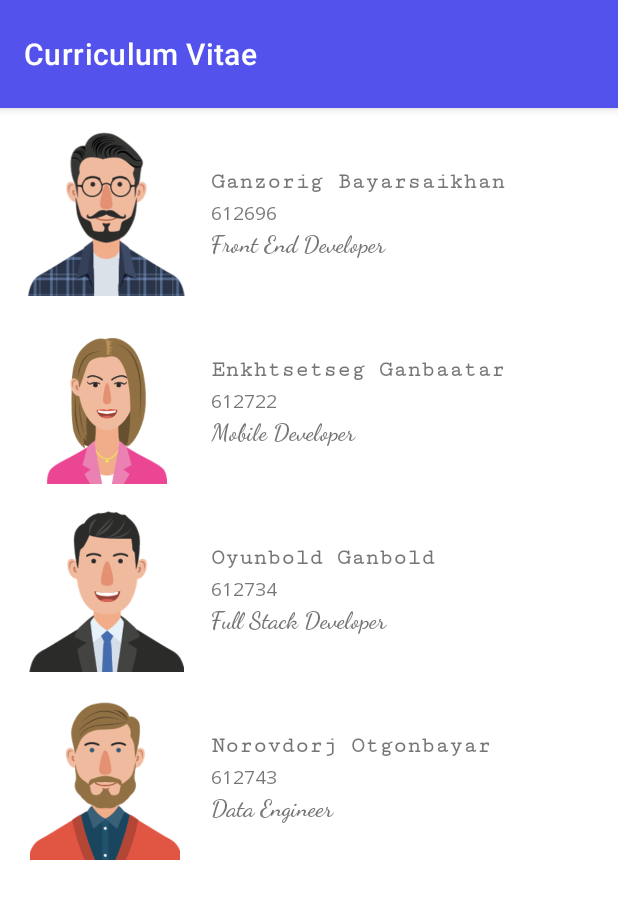
After one commit to ganzorig/CVApp, an Android app: the ActivityAbout screen opened directly, with no data from a screen before it, on a phone screen of 412 x 824 dp. The commit adds this screen. Shown: the top 899 px of the screen. Run offline under Robolectric (Android 15) with nearby library versions, the phone set to English and light mode, and no system bars.

Commit message:
Added about page

```diff
--- a/app/src/main/AndroidManifest.xml
+++ b/app/src/main/AndroidManifest.xml
@@ -19,6 +19,10 @@
             android:exported="true">
         </activity>
         <activity
+            android:name=".ActivityAbout"
+            android:exported="true">
+        </activity>
+        <activity
             android:name=".LoginActivity"
             android:exported="true"
             android:theme="@style/Theme.AppCompat.DayNight.NoActionBar">
--- /dev/null
+++ b/app/src/main/java/com/miu/curriculumvitae/ActivityAbout.kt
@@ -0,0 +1,11 @@
+package com.miu.curriculumvitae
+
+import androidx.appcompat.app.AppCompatActivity
+import android.os.Bundle
+
+class ActivityAbout : AppCompatActivity() {
+    override fun onCreate(savedInstanceState: Bundle?) {
+        super.onCreate(savedInstanceState)
+        setContentView(R.layout.activity_about)
+    }
+}
--- a/app/src/main/java/com/miu/curriculumvitae/MainActivity.kt
+++ b/app/src/main/java/com/miu/curriculumvitae/MainActivity.kt
@@ -1,6 +1,7 @@
 package com.miu.curriculumvitae
 
 import android.content.Context
+import android.content.Intent
 import androidx.appcompat.app.AppCompatActivity
 import android.os.Bundle
 import android.view.Menu
@@ -46,6 +47,7 @@ class MainActivity : AppCompatActivity() {
     override fun onOptionsItemSelected(item: MenuItem): Boolean {
         when(item.itemId) {
             R.id.m1 -> {
+                startActivity(Intent(this, ActivityAbout::class.java))
                 Toast.makeText(applicationContext, item.title, Toast.LENGTH_SHORT).show()
                 return true;
             }
--- /dev/null
+++ b/app/src/main/res/layout/activity_about.xml
@@ -0,0 +1,248 @@
+<?xml version="1.0" encoding="utf-8"?>
+<androidx.constraintlayout.widget.ConstraintLayout
+    xmlns:android="http://schemas.android.com/apk/res/android"
+    xmlns:tools="http://schemas.android.com/tools"
+    xmlns:app="http://schemas.android.com/apk/res-auto"
+
+    android:layout_width="match_parent"
+    android:layout_height="match_parent"
+
+    tools:context=".ActivityAbout">
+
+    <LinearLayout
+        android:layout_width="match_parent"
+        android:layout_height="match_parent"
+        android:orientation="vertical"
+
+        android:gravity="top"
+        android:padding="15dp"
+        app:layout_constraintEnd_toEndOf="parent"
+        app:layout_constraintStart_toStartOf="parent"
+        app:layout_constraintTop_toTopOf="parent">
+
+
+        <LinearLayout
+            android:layout_width="match_parent"
+            android:layout_height="wrap_content"
+            android:gravity="center"
+            android:layout_marginBottom="15dp"
+            android:orientation="horizontal">
+
+
+            <ImageView
+                android:id="@+id/g_pic"
+                android:layout_width="110dp"
+                android:layout_height="110dp"
+                android:shape="ring"
+                android:scaleType="centerInside"
+                app:srcCompat="@drawable/ganzo" />
+
+            <LinearLayout
+                android:layout_width="match_parent"
+                android:layout_height="wrap_content"
+                android:layout_gravity="center"
+                android:orientation="vertical"
+                android:padding="15dp">
+
+
+                <TextView
+                    android:id="@+id/g_text1"
+                    android:layout_width="match_parent"
+                    android:layout_height="wrap_content"
+                    android:fontFamily="serif-monospace"
+                    android:textSize="15dp"
+                    android:textStyle="bold"
+                    android:text="@string/student_G" />
+
+                <TextView
+                    android:id="@+id/g_text2"
+                    android:layout_width="match_parent"
+                    android:layout_height="wrap_content"
+                    android:fontFamily="monospace"
+                    android:layout_marginTop="3dp"
+                    android:layout_marginBottom="3dp"
+                    android:textSize="12dp"
+                    android:textStyle="normal"
+                    android:text="@string/student_G_id" />
+
+                <TextView
+                    android:id="@+id/g_text3"
+                    android:layout_width="match_parent"
+                    android:layout_height="wrap_content"
+                    android:fontFamily="cursive"
+                    android:textSize="15dp"
+                    android:textStyle="bold"
+                    android:text="@string/student_G_title" />
+
+            </LinearLayout>
+
+        </LinearLayout>
+
+        <LinearLayout
+            android:layout_width="match_parent"
+            android:layout_height="wrap_content"
+            android:gravity="center"
+            android:layout_marginBottom="15dp"
+            android:orientation="horizontal">
+
+
+            <ImageView
+                android:id="@+id/e_pic"
+                android:layout_width="110dp"
+                android:layout_height="110dp"
+                android:scaleType="centerInside"
+                app:srcCompat="@drawable/enkhee" />
+
+            <LinearLayout
+                android:layout_width="match_parent"
+                android:layout_height="wrap_content"
+                android:layout_gravity="center"
+                android:orientation="vertical"
+                android:padding="15dp">
+
+
+                <TextView
+                    android:id="@+id/e_text1"
+                    android:layout_width="match_parent"
+                    android:layout_height="wrap_content"
+                    android:fontFamily="serif-monospace"
+                    android:textSize="15dp"
+                    android:textStyle="bold"
+                    android:text="@string/student_E" />
+
+                <TextView
+                    android:id="@+id/e_text2"
+                    android:layout_width="match_parent"
+                    android:layout_height="match_parent"
+                    android:fontFamily="monospace"
+                    android:layout_marginTop="3dp"
+                    android:layout_marginBottom="3dp"
+                    android:textSize="12dp"
+                    android:textStyle="normal"
+                    android:text="@string/student_E_id" />
+
+                <TextView
+                    android:id="@+id/e_text3"
+                    android:layout_width="match_parent"
+                    android:layout_height="wrap_content"
+                    android:fontFamily="cursive"
+                    android:textSize="15dp"
+                    android:textStyle="bold"
+                    android:text="@string/student_E_title" />
+
+            </LinearLayout>
+
+        </LinearLayout>
+        <LinearLayout
+            android:layout_width="match_parent"
+            android:layout_marginBottom="15dp"
+            android:layout_height="wrap_content"
+            android:gravity="center"
+            android:orientation="horizontal">
+
+
+            <ImageView
+                android:id="@+id/b_pic"
+                android:layout_width="110dp"
+                android:layout_height="110dp"
+                android:scaleType="centerInside"
+                app:srcCompat="@drawable/bold" />
+
+            <LinearLayout
+                android:layout_width="match_parent"
+                android:layout_height="wrap_content"
+                android:layout_gravity="center"
+                android:orientation="vertical"
+                android:padding="15dp">
+
+
+                <TextView
+                    android:id="@+id/b_text1"
+                    android:layout_width="match_parent"
+                    android:layout_height="wrap_content"
+                    android:fontFamily="serif-monospace"
+                    android:textSize="15dp"
+                    android:textStyle="bold"
+                    android:text="@string/student_B" />
+
+                <TextView
+                    android:id="@+id/b_text2"
+                    android:layout_width="match_parent"
+                    android:layout_height="wrap_content"
+                    android:fontFamily="monospace"
+                    android:layout_marginTop="3dp"
+                    android:layout_marginBottom="3dp"
+                    android:textSize="12dp"
+                    android:textStyle="normal"
+                    android:text="@string/student_B_id" />
+
+                <TextView
+                    android:id="@+id/b_text3"
+                    android:layout_width="match_parent"
+                    android:layout_height="wrap_content"
+                    android:fontFamily="cursive"
+                    android:textSize="15dp"
+                    android:textStyle="bold"
+                    android:text="@string/student_B_title" />
+
+            </LinearLayout>
+
+        </LinearLayout>
+        <LinearLayout
+            android:layout_width="match_parent"
+            android:layout_height="wrap_content"
+            android:gravity="center"
+            android:orientation="horizontal">
+
+
+            <ImageView
+                android:id="@+id/n_pic"
+                android:layout_width="110dp"
+                android:layout_height="110dp"
+                android:scaleType="centerInside"
+                app:srcCompat="@drawable/noro" />
+
+            <LinearLayout
+                android:layout_width="match_parent"
+                android:layout_height="wrap_content"
+                android:layout_gravity="center"
+                android:orientation="vertical"
+                android:padding="15dp">
+
+
+                <TextView
+                    android:id="@+id/n_text1"
+                    android:layout_width="match_parent"
+                    android:layout_height="wrap_content"
+                    android:fontFamily="serif-monospace"
+                    android:textSize="15dp"
+                    android:textStyle="bold"
+                    android:text="@string/student_N" />
+
+                <TextView
+                    android:id="@+id/n_text2"
+                    android:layout_width="match_parent"
+                    android:layout_height="wrap_content"
+                    android:fontFamily="monospace"
+                    android:layout_marginTop="3dp"
+                    android:layout_marginBottom="3dp"
+                    android:textSize="12dp"
+                    android:textStyle="normal"
+                    android:text="@string/student_N_id" />
+
+                <TextView
+                    android:id="@+id/n_text3"
+                    android:layout_width="match_parent"
+                    android:layout_height="wrap_content"
+                    android:text="@string/student_N_title"
+                    android:fontFamily="cursive"
+                    android:textSize="15dp"
+                    android:textStyle="bold"/>
+
+            </LinearLayout>
+
+        </LinearLayout>
+    </LinearLayout>
+
+
+</androidx.constraintlayout.widget.ConstraintLayout>
--- a/app/src/main/res/values/strings.xml
+++ b/app/src/main/res/values/strings.xml
@@ -16,4 +16,23 @@
     <string name="str_educations">Education backgrounds</string>
     <string name="str_weaknesses">Weaknesses</string>
     <string name="str_strengths">Strengths</string>
+    <string name="student_id">Student ID</string>
+    <string name="student_name">Name:</string>
+    <string name="title">Title:</string>
+
+
+    <string name="student_E">Enkhtsetseg Ganbaatar</string>
+    <string name="student_B">Oyunbold Ganbold</string>
+    <string name="student_N">Norovdorj Otgonbayar</string>
+    <string name="student_G">Ganzorig Bayarsaikhan</string>
+
+    <string name="student_E_id">612722</string>
+    <string name="student_B_id">612734</string>
+    <string name="student_N_id">612743</string>
+    <string name="student_G_id">612696</string>
+
+    <string name="student_E_title">Mobile Developer</string>
+    <string name="student_B_title">Full Stack Developer</string>
+    <string name="student_N_title">Data Engineer</string>
+    <string name="student_G_title">Front End Developer</string>
 </resources>
```
Also changed, not shown: app/src/main/res/drawable-v24/bold.png (added), app/src/main/res/drawable-v24/enkhee.png (added), app/src/main/res/drawable-v24/ganzo.png (added), app/src/main/res/drawable-v24/noro.png (added).
